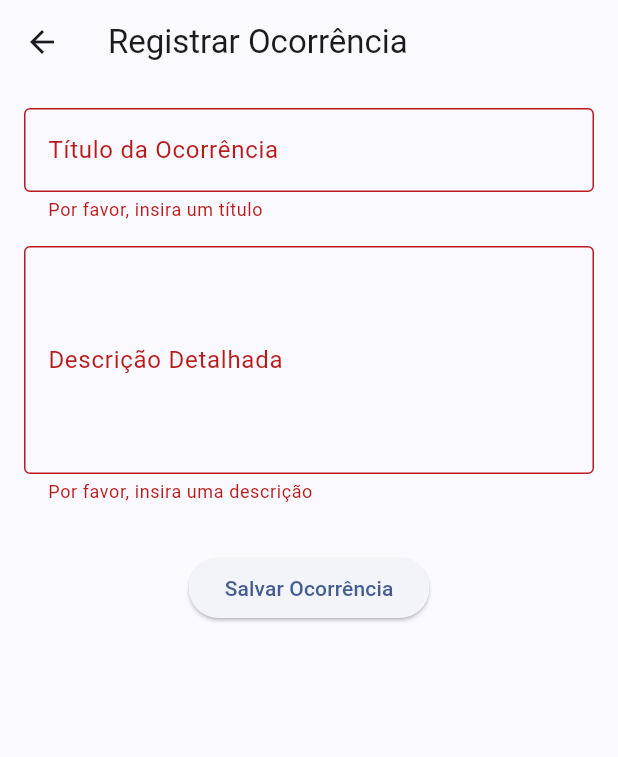
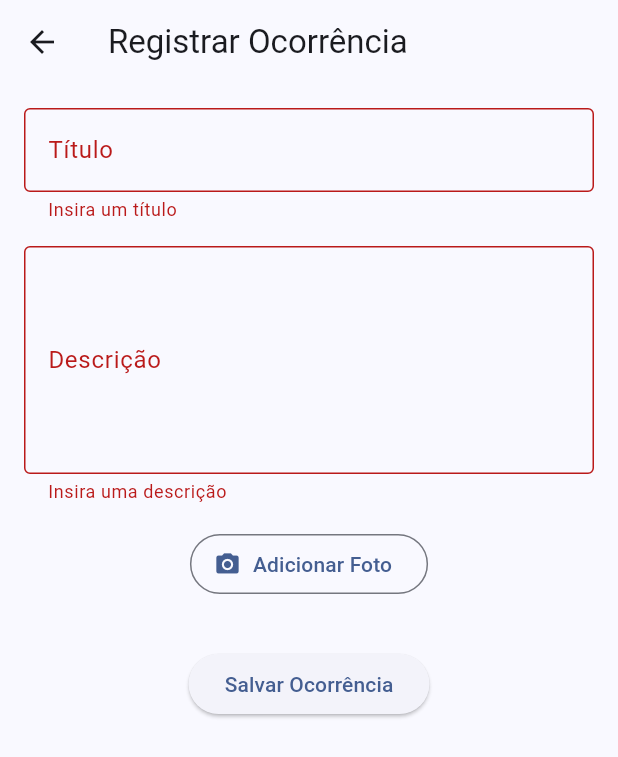
Before and after one commit to andlybras/orquestra_contratos_gestao_fiscalizacao, a Flutter app: the AddOccurrenceScreen screen opened directly, after a tap on "Salvar Ocorrência", on a phone screen of 412 x 824 dp. Shown: the top 757 px of the screen. Run offline on Flutter 3.47's test engine with Material 3 defaults, Android fonts, the phone set to English and light mode, and no system bars; our stand-ins replace image_picker, shared_preferences; accounts and stored records are empty.

Commit message:
feat: Adiciona funcionalidade de anexar fotos às ocorrências

```diff
--- a/lib/screens/add_occurrence_screen.dart
+++ b/lib/screens/add_occurrence_screen.dart
@@ -1,4 +1,6 @@
+import 'dart:io'; // Import necessário para trabalhar com arquivos (File)
 import 'package:flutter/material.dart';
+import 'package:image_picker/image_picker.dart'; // Import do novo pacote
 
 class AddOccurrenceScreen extends StatefulWidget {
   const AddOccurrenceScreen({super.key});
@@ -11,6 +13,21 @@ class _AddOccurrenceScreenState extends State<AddOccurrenceScreen> {
   final _formKey = GlobalKey<FormState>();
   final _tituloController = TextEditingController();
   final _descricaoController = TextEditingController();
+
+  // Variável para guardar o caminho da foto tirada
+  XFile? _foto;
+
+  Future<void> _tirarFoto() async {
+    final ImagePicker picker = ImagePicker();
+    // Abre a câmera do dispositivo
+    final XFile? fotoTirada = await picker.pickImage(source: ImageSource.camera);
+
+    if (fotoTirada != null) {
+      setState(() {
+        _foto = fotoTirada;
+      });
+    }
+  }
 
   @override
   void dispose() {
@@ -29,36 +46,37 @@ class _AddOccurrenceScreenState extends State<AddOccurrenceScreen> {
         padding: const EdgeInsets.all(16.0),
         child: Form(
           key: _formKey,
+          child: SingleChildScrollView( // Usamos para evitar que o teclado cubra os campos
             child: Column(
               children: [
                 TextFormField(
                   controller: _tituloController,
-                decoration: const InputDecoration(
-                  labelText: 'Título da Ocorrência',
-                  border: OutlineInputBorder(),
-                ),
-                validator: (value) {
-                  if (value == null || value.isEmpty) {
-                    return 'Por favor, insira um título';
-                  }
-                  return null;
-                },
+                  decoration: const InputDecoration(labelText: 'Título', border: OutlineInputBorder()),
+                  validator: (value) => value == null || value.isEmpty ? 'Insira um título' : null,
                 ),
                 const SizedBox(height: 16),
                 TextFormField(
                   controller: _descricaoController,
-                decoration: const InputDecoration(
-                  labelText: 'Descrição Detalhada',
-                  border: OutlineInputBorder(),
+                  decoration: const InputDecoration(labelText: 'Descrição', border: OutlineInputBorder()),
+                  maxLines: 5,
+                  validator: (value) => value == null || value.isEmpty ? 'Insira uma descrição' : null,
                 ),
-                maxLines: 5, // Permite um campo de texto maior
-                validator: (value) {
-                  if (value == null || value.isEmpty) {
-                    return 'Por favor, insira uma descrição';
-                  }
-                  return null;
-                },
+                const SizedBox(height: 16),
+
+                // Exibição da prévia da foto
+                if (_foto != null)
+                  Padding(
+                    padding: const EdgeInsets.symmetric(vertical: 16.0),
+                    child: Image.file(File(_foto!.path), height: 200),
                   ),
+
+                // Botão para tirar a foto
+                OutlinedButton.icon(
+                  onPressed: _tirarFoto,
+                  icon: const Icon(Icons.camera_alt),
+                  label: const Text('Adicionar Foto'),
+                ),
+
                 const SizedBox(height: 32),
                 ElevatedButton(
                   onPressed: () {
@@ -66,7 +84,9 @@ class _AddOccurrenceScreenState extends State<AddOccurrenceScreen> {
                       final novaOcorrencia = {
                         'titulo': _tituloController.text,
                         'descricao': _descricaoController.text,
-                      'data': '03/10/2025', // Usaremos uma data fixa por enquanto
+                        'data': '03/10/2025',
+                        // Adicionamos o caminho da foto aos dados
+                        'foto_path': _foto?.path,
                       };
                       Navigator.pop(context, novaOcorrencia);
                     }
@@ -77,6 +97,7 @@ class _AddOccurrenceScreenState extends State<AddOccurrenceScreen> {
             ),
           ),
         ),
+      ),
     );
   }
 }
--- a/pubspec.yaml
+++ b/pubspec.yaml
@@ -35,6 +35,7 @@ dependencies:
   # Use with the CupertinoIcons class for iOS style icons.
   cupertino_icons: ^1.0.8
   shared_preferences: ^2.5.3
+  image_picker: ^1.2.0
 
 dev_dependencies:
   flutter_test:
```
Also changed, not shown: lib/screens/occurrence_detail_screen.dart (+14 -23 lines), pubspec.lock, 6 other files. Lines whose indentation alone changed are shown as unchanged.
